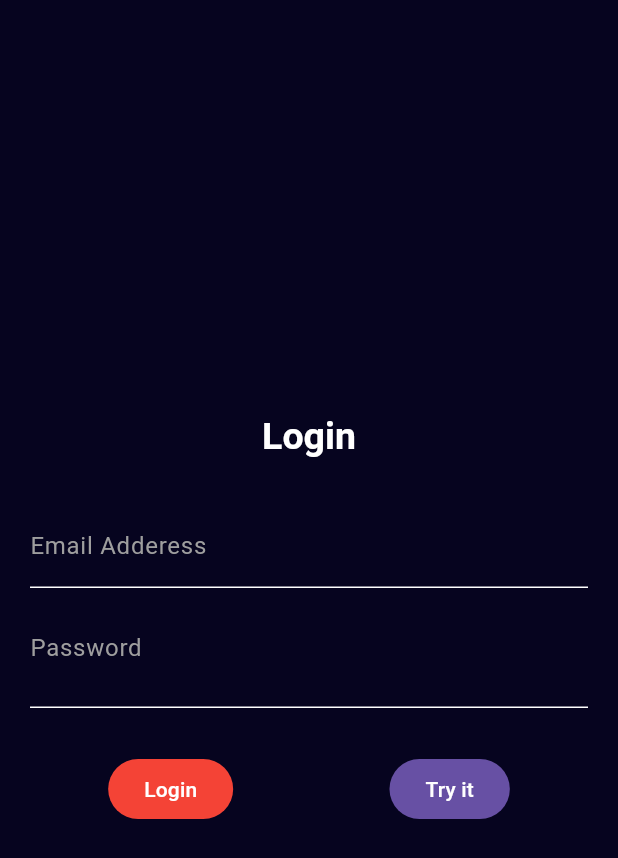
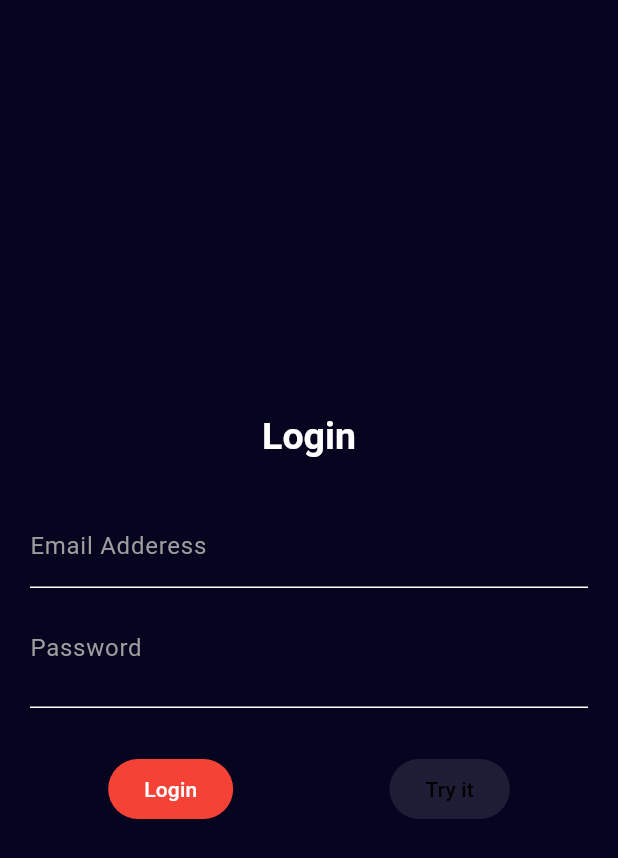
Before and after one commit to bavlymomo/cinmeatic, a Flutter app: the screen it shows after launch, on a phone screen of 412 x 824 dp. Shown: the top 858 px of the screen. Run offline on Flutter 3.47's test engine with Material 3 defaults, Android fonts, the phone set to English and light mode, and no system bars; our stand-ins replace bloc, carousel_slider, equatable, flutter_bloc, flutter_svg.

Commit message:
restructure ptoject

```diff
--- /dev/null
+++ b/lib/core/theme.dart
@@ -0,0 +1,23 @@
+import 'package:flutter/material.dart';
+
+class AppTheme {
+  static final ThemeData _themeData = ThemeData(
+      scaffoldBackgroundColor: const Color(0xff06041F),
+      colorScheme: const ColorScheme.dark(
+        primary: Color(0xff1F1D35),
+      ),
+      textTheme: const TextTheme(
+          bodyMedium: TextStyle(color: Colors.white, fontSize: 20),
+          headlineMedium: TextStyle(
+              color: Colors.white, fontSize: 25, fontWeight: FontWeight.bold),
+          headlineLarge: TextStyle(
+              color: Colors.white, fontSize: 30, fontWeight: FontWeight.bold),
+          bodySmall: TextStyle(
+              fontSize: 14, color: Colors.grey, fontWeight: FontWeight.w400),
+          labelSmall: TextStyle(
+              color: Colors.white, fontWeight: FontWeight.w700, fontSize: 14),
+          headlineSmall: TextStyle(
+              color: Colors.white, fontWeight: FontWeight.bold, fontSize: 18)),
+      useMaterial3: true);
+  ThemeData get theme => _themeData;
+}
--- a/lib/presentations/screens/search.dart
+++ b/lib/presentations/screens/search.dart
@@ -1,8 +1,8 @@
 import 'package:cinmeatic/data/Models/movie.dart';
 import 'package:cinmeatic/presentations/controllers/cubit/movies_cubit.dart';
-import 'package:cinmeatic/presentations/widgets/home_widgets/custom_list.dart';
-import 'package:cinmeatic/presentations/widgets/home_widgets/info_row.dart';
-import 'package:cinmeatic/presentations/widgets/home_widgets/movie_button.dart';
+import 'package:cinmeatic/presentations/widgets/custom_list.dart';
+import 'package:cinmeatic/presentations/widgets/info_row.dart';
+import 'package:cinmeatic/presentations/widgets/movie_button.dart';
 
 import 'package:flutter/material.dart';
 import 'package:flutter_bloc/flutter_bloc.dart';
--- a/lib/presentations/widgets/home_widgets/custom_list.dart
+++ b/lib/presentations/widgets/custom_list.dart
@@ -1,5 +1,5 @@
 import 'package:cinmeatic/data/Models/movie.dart';
-import 'package:cinmeatic/presentations/widgets/home_widgets/movie_button.dart';
+import 'package:cinmeatic/presentations/widgets/movie_button.dart';
 
 import 'package:flutter/material.dart';
 
--- a/lib/main.dart
+++ b/lib/presentations/widgets/main.dart
@@ -1,3 +1,4 @@
+import 'package:cinmeatic/core/theme.dart';
 import 'package:cinmeatic/presentations/controllers/cubit/movies_cubit.dart';
 import 'package:cinmeatic/presentations/screens/details.dart';
 import 'package:cinmeatic/presentations/screens/home_page.dart';
@@ -21,31 +22,7 @@ class MyApp extends StatelessWidget {
   Widget build(BuildContext context) {
     return MaterialApp(
       debugShowCheckedModeBanner: false,
-      theme: ThemeData(
-          scaffoldBackgroundColor: const Color(0xff06041F),
-          primaryColor: const Color(0xff1F1D35),
-          textTheme: const TextTheme(
-              bodyMedium: TextStyle(color: Colors.white, fontSize: 20),
-              headlineMedium: TextStyle(
-                  color: Colors.white,
-                  fontSize: 25,
-                  fontWeight: FontWeight.bold),
-              headlineLarge: TextStyle(
-                  color: Colors.white,
-                  fontSize: 30,
-                  fontWeight: FontWeight.bold),
-              bodySmall: TextStyle(
-                  fontSize: 14,
-                  color: Colors.grey,
-                  fontWeight: FontWeight.w400),
-              labelSmall: TextStyle(
-                  color: Colors.white,
-                  fontWeight: FontWeight.w700,
-                  fontSize: 14),
-              headlineSmall: TextStyle(
-                  color: Colors.white,
-                  fontWeight: FontWeight.bold,
-                  fontSize: 18))),
+      theme: AppTheme().theme,
       home: const Splach(),
       routes: {
         '/home': (context) => const HomePage(),
```
Also changed, not shown: lib/presentations/screens/home_page.dart (+4 -4 lines), lib/presentations/widgets/info_row.dart (renamed from lib/presentations/widgets/home_widgets/info_row.dart), lib/presentations/widgets/movie_button.dart (renamed from lib/presentations/widgets/home_widgets/movie_button.dart), lib/presentations/widgets/movie_card.dart (renamed from lib/presentations/widgets/home_widgets/movie_card.dart), lib/presentations/widgets/my_carousel_slider.dart (renamed from lib/presentations/widgets/home_widgets/my_carousel_slider.dart), 1 other file.
